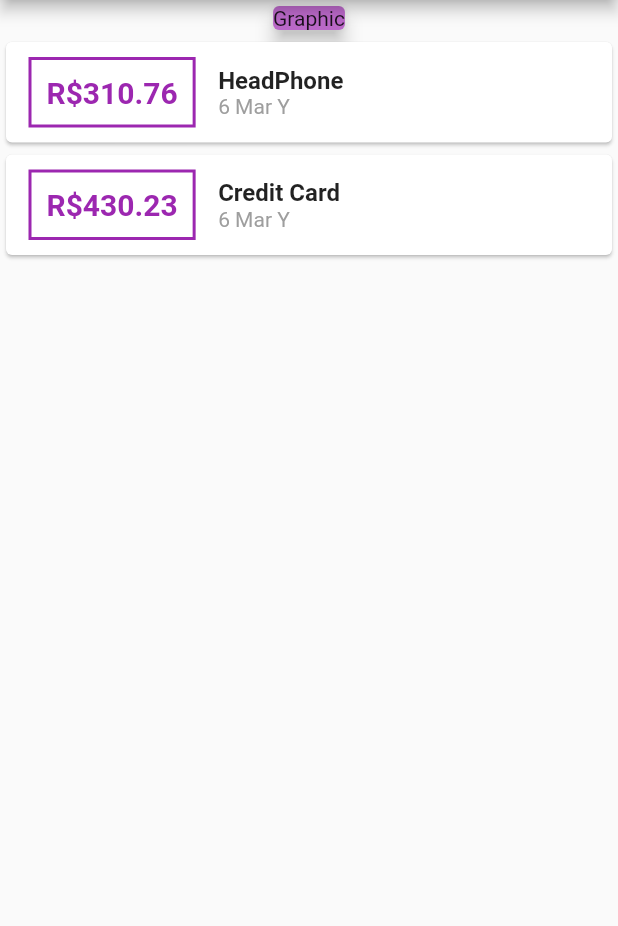
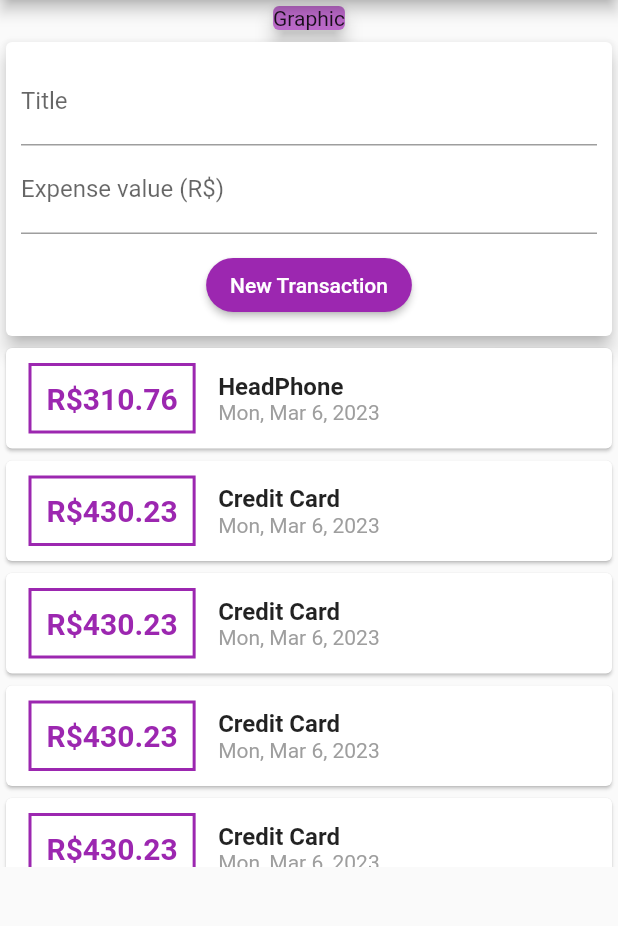
Before and after one commit to nathanhss/expenses-app, a Flutter app: the screen it shows after launch, on a phone screen of 412 x 824 dp, the part 84-1010 px from its top. Run offline on Flutter 3.47's test engine with Material 2 defaults, Android fonts, the phone set to English and light mode, and no system bars.

Commit message:
transaction components

```diff
--- /dev/null
+++ b/lib/components/transaction_form.dart
@@ -0,0 +1,53 @@
+import 'package:flutter/material.dart';
+
+class TransactionForm extends StatelessWidget {
+  final void Function(String, double) onSubmit;
+
+  const TransactionForm({super.key, required this.onSubmit});
+
+  @override
+  Widget build(BuildContext context) {
+    final titleController = TextEditingController();
+    final valueController = TextEditingController();
+
+    return Card(
+      elevation: 5,
+      child: Padding(
+        padding: const EdgeInsets.all(10.0),
+        child: Column(
+          children: [
+            TextField(
+              controller: titleController,
+              decoration: const InputDecoration(
+                labelText: 'Title',
+              ),
+            ),
+            TextField(
+              controller: valueController,
+              decoration: const InputDecoration(
+                labelText: 'Expense value (R\$)',
+              ),
+            ),
+            const Padding(
+              padding: EdgeInsets.only(top: 10),
+            ),
+            ElevatedButton(
+              onPressed: () {
+                final title = titleController.text;
+                final value = double.tryParse(valueController.text) ?? 0.0;
+                onSubmit(title, value);
+              },
+              style: ElevatedButton.styleFrom(
+                backgroundColor: Colors.purple,
+                shape: RoundedRectangleBorder(
+                  borderRadius: BorderRadius.circular(55),
+                ),
+              ),
+              child: const Text("New Transaction"),
+            ),
+          ],
+        ),
+      ),
+    );
+  }
+}
--- /dev/null
+++ b/lib/components/transaction_list.dart
@@ -0,0 +1,54 @@
+import 'package:flutter/material.dart';
+import '../models/transaction.dart';
+import 'package:intl/intl.dart';
+
+class TransactionList extends StatelessWidget {
+  final List<Transaction> transactions;
+
+  const TransactionList({super.key, required this.transactions});
+
+  @override
+  Widget build(BuildContext context) {
+    return SizedBox(
+      height: 350,
+      child: ListView(
+        children: transactions.map((tr) {
+          return Card(
+            child: Row(
+              children: [
+                Container(
+                  margin:
+                      const EdgeInsets.symmetric(horizontal: 15, vertical: 10),
+                  decoration: BoxDecoration(
+                      border: Border.all(
+                    color: Colors.purple,
+                    width: 2,
+                  )),
+                  padding: const EdgeInsets.all(10),
+                  child: Text(
+                      style: const TextStyle(
+                          fontWeight: FontWeight.bold,
+                          fontSize: 20,
+                          color: Colors.purple),
+                      'R\$${tr.value.toStringAsFixed(2)}'),
+                ),
+                Column(
+                  crossAxisAlignment: CrossAxisAlignment.start,
+                  children: [
+                    Text(
+                        style: const TextStyle(
+                            fontWeight: FontWeight.bold, fontSize: 16),
+                        tr.title),
+                    Text(
+                        style: const TextStyle(color: Colors.grey),
+                        DateFormat.yMMMEd().format(tr.date))
+                  ],
+                )
+              ],
+            ),
+          );
+        }).toList(),
+      ),
+    );
+  }
+}
--- /dev/null
+++ b/lib/components/transaction_user.dart
@@ -0,0 +1,83 @@
+import 'dart:math';
+
+import 'package:expenses/models/transaction.dart';
+import 'package:flutter/material.dart';
+import 'transaction_form.dart';
+import 'transaction_list.dart';
+
+class TransactionUser extends StatefulWidget {
+  const TransactionUser({super.key});
+
+  @override
+  State<TransactionUser> createState() => _TransactionUserState();
+}
+
+class _TransactionUserState extends State<TransactionUser> {
+  final _transactions = [
+    Transaction(
+      id: 't2',
+      title: 'HeadPhone',
+      value: 310.76,
+      date: DateTime.now(),
+    ),
+    Transaction(
+      id: 't2',
+      title: 'Credit Card',
+      value: 430.23,
+      date: DateTime.now(),
+    ),
+    Transaction(
+      id: 't2',
+      title: 'Credit Card',
+      value: 430.23,
+      date: DateTime.now(),
+    ),
+    Transaction(
+      id: 't2',
+      title: 'Credit Card',
+      value: 430.23,
+      date: DateTime.now(),
+    ),
+    Transaction(
+      id: 't2',
+      title: 'Credit Card',
+      value: 430.23,
+      date: DateTime.now(),
+    ),
+    Transaction(
+      id: 't2',
+      title: 'Credit Card',
+      value: 430.23,
+      date: DateTime.now(),
+    ),
+    Transaction(
+      id: 't2',
+      title: 'Credit Card',
+      value: 430.23,
+      date: DateTime.now(),
+    ),
+  ];
+
+  _addTransaction(String title, double value) {
+    final newTransaction = Transaction(
+      date: DateTime.now(),
+      id: Random().nextDouble().toString(),
+      title: title,
+      value: value,
+    );
+
+    setState(() {
+      _transactions.add(newTransaction);
+    });
+  }
+
+  @override
+  Widget build(BuildContext context) {
+    return Column(
+      children: [
+        TransactionForm(onSubmit: _addTransaction),
+        TransactionList(transactions: _transactions),
+      ],
+    );
+  }
+}
--- a/lib/main.dart
+++ b/lib/main.dart
@@ -1,6 +1,5 @@
-import 'package:expenses/models/transaction.dart';
+import 'package:expenses/components/transaction_user.dart';
 import 'package:flutter/material.dart';
-import 'package:intl/intl.dart';
 
 main() {
   runApp(const ExpensesApp());
@@ -20,20 +19,6 @@ class ExpensesApp extends StatelessWidget {
 // ignore: use_key_in_widget_constructors
 class MyHomePage extends StatelessWidget {
   final String title = 'Personal Expenses';
-  final _transactions = [
-    Transaction(
-      id: 't2',
-      title: 'HeadPhone',
-      value: 310.76,
-      date: DateTime.now(),
-    ),
-    Transaction(
-      id: 't2',
-      title: 'Credit Card',
-      value: 430.23,
-      date: DateTime.now(),
-    ),
-  ];
 
   @override
   Widget build(BuildContext context) {
@@ -41,8 +26,9 @@ class MyHomePage extends StatelessWidget {
       appBar: AppBar(
         title: Text(title),
       ),
-      body: Column(
-        children:<Widget> [
+      body: SingleChildScrollView(
+        child: Column(
+          children: <Widget>[
             SizedBox(
               child: Card(
                 color: Colors.purple[300],
@@ -50,56 +36,9 @@ class MyHomePage extends StatelessWidget {
                 child: const Text('Graphic'),
               ),
             ),
-          Column(
-            children: _transactions.map((tr) {
-              return Card(
-                child: Row(
-                  children: [
-                    Container(
-                      margin: const EdgeInsets.symmetric(
-                        horizontal: 15,
-                        vertical: 10
+            const TransactionUser(),
+          ],
         ),
-                      decoration: BoxDecoration(
-                        border: Border.all(
-                          color: Colors.purple,
-                          width: 2,
-                        )
-                      ),
-                      padding: const EdgeInsets.all(10),
-                      child: Text(
-                        style: const TextStyle(
-                          fontWeight: FontWeight.bold,
-                          fontSize: 20,
-                          color: Colors.purple
-                        ),
-                        'R\$${tr.value.toStringAsFixed(2)}'
-                      ),
-                    ),
-                    Column(
-                      crossAxisAlignment: CrossAxisAlignment.start,
-                      children: [
-                        Text(
-                          style: const TextStyle(
-                            fontWeight: FontWeight.bold,
-                            fontSize: 16
-                          ),
-                          tr.title
-                        ),
-                        Text(
-                          style: const TextStyle(
-                            color: Colors.grey
-                          ),
-                          DateFormat('d MMM Y').format(tr.date)
-                        )
-                      ],
-                    )
-                  ],
-                )
-              );
-            }).toList(),
-          )
-        ],
       ),
     );
   }
```
Also changed, not shown: pubspec.lock. Lines whose indentation alone changed are shown as unchanged.
